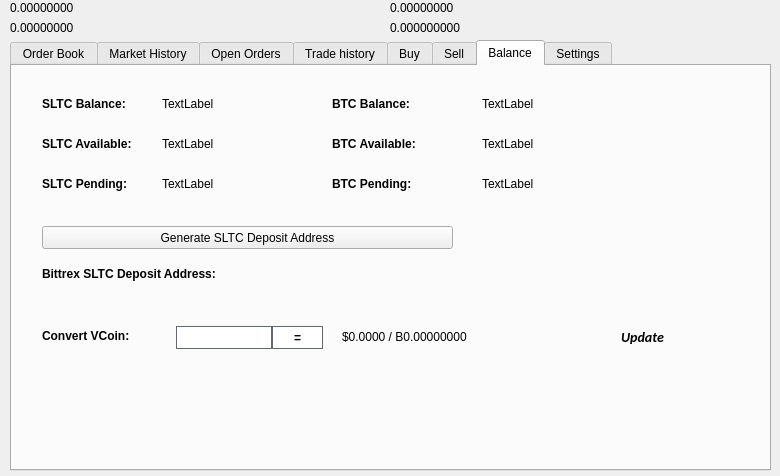
Qt form src/qt/forms/tradingdialog.ui (ToranTeam/Toran) before a commit.
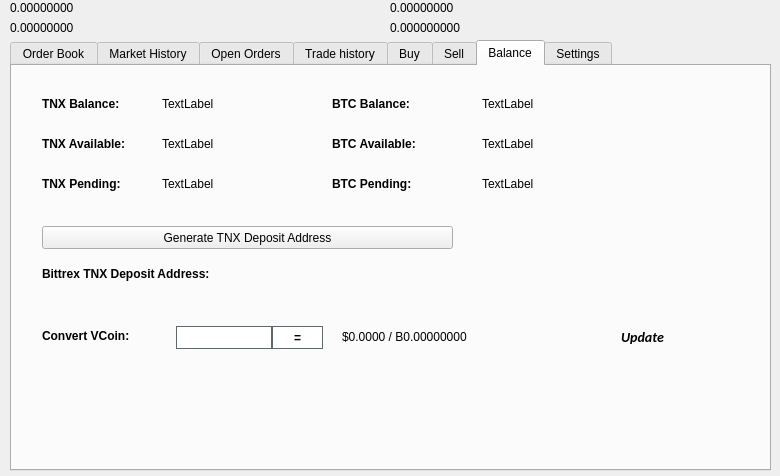
The same form after that commit. The open tabs and pages were chosen to show the change. Icons and pictures are not drawn.

Patch:
```diff
--- a/src/qt/forms/tradingdialog.ui
+++ b/src/qt/forms/tradingdialog.ui
@@ -2762,7 +2762,7 @@
       </font>
      </property>
      <property name="text">
-      <string>SLTC Balance:</string>
+      <string>TNX Balance:</string>
      </property>
     </widget>
     <widget class="QLabel" name="label_12">
@@ -2813,7 +2813,7 @@
       </font>
      </property>
      <property name="text">
-      <string>SLTC Available:</string>
+      <string>TNX Available:</string>
      </property>
     </widget>
     <widget class="QLabel" name="label_14">
@@ -2832,7 +2832,7 @@
       </font>
      </property>
      <property name="text">
-      <string>SLTC Pending:</string>
+      <string>TNX Pending:</string>
      </property>
     </widget>
     <widget class="QLabel" name="SLTCPendingLabel">
@@ -2928,7 +2928,7 @@
       </font>
      </property>
      <property name="text">
-      <string>Bittrex SLTC Deposit Address:</string>
+      <string>Bittrex TNX Deposit Address:</string>
      </property>
     </widget>
     <widget class="QPushButton" name="GenDepositBTN">
@@ -2941,7 +2941,7 @@
       </rect>
      </property>
      <property name="text">
-      <string>Generate SLTC Deposit Address</string>
+      <string>Generate TNX Deposit Address</string>
      </property>
      <property name="icon">
       <iconset resource="../SLTC.qrc">
```
Left out of the diff: 46 changed lines with no effect on the pictures.
